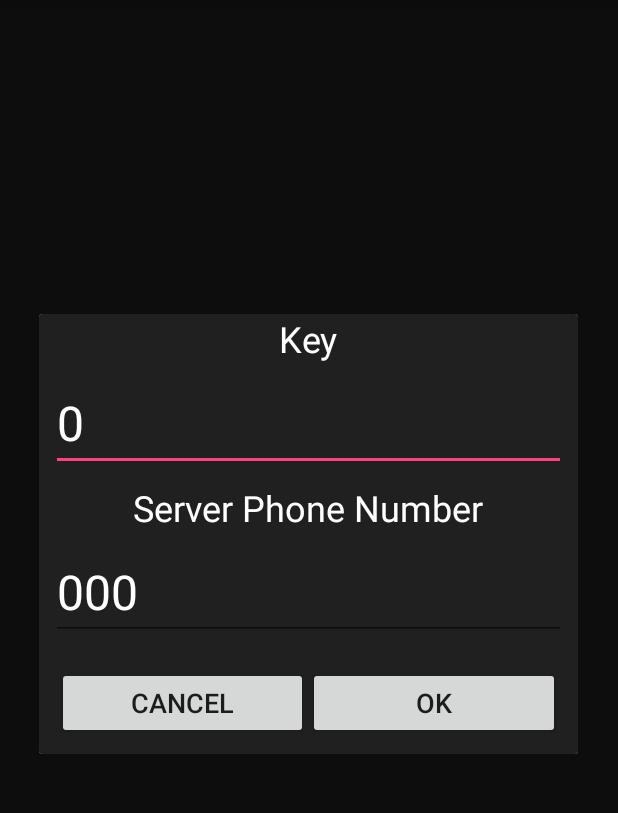
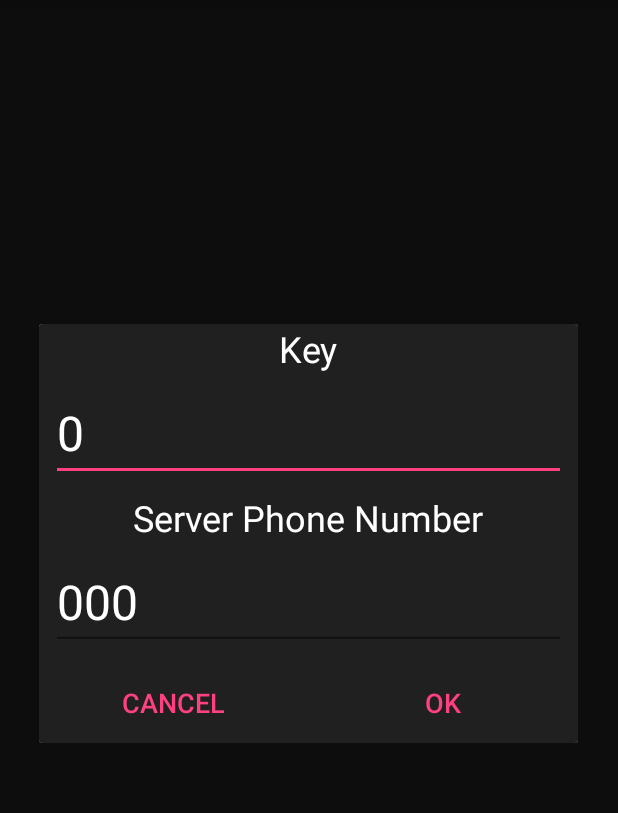
Before and after one commit to stock17/AlarmButton, an Android app: the screen it shows after launch (MainActivity), in the options menu, after a tap on "Settings", on a phone screen of 412 x 824 dp, the part 84-897 px from its top. Run offline under Robolectric (Android 15) with nearby library versions, the phone set to English and light mode, and no system bars; our stand-ins replace ButterKnife.

Commit message:
alpha 0.1

```diff
--- a/app/src/main/java/com/yurima/alarmbutton/Caller.java
+++ b/app/src/main/java/com/yurima/alarmbutton/Caller.java
@@ -30,9 +30,5 @@ public class Caller {
         context.startActivity(phoneIntent);
     }
 
-    public void smsAlarm () {
-
-    }
-
 
 }
--- a/app/src/main/res/layout/dialog_menu.xml
+++ b/app/src/main/res/layout/dialog_menu.xml
@@ -47,7 +47,7 @@
         android:layout_width="match_parent"
         android:layout_height="wrap_content"
         android:orientation="horizontal"
-        style="?android:attr/buttonBarButtonStyle"
+
         >
 
         <Button
@@ -57,6 +57,7 @@
             android:layout_weight="1"
             android:textSize="18sp"
             android:text="@string/cancel"
+            style="?android:attr/buttonBarButtonStyle"
             />
 
         <Button
@@ -66,6 +67,7 @@
             android:layout_weight="1"
             android:textSize="18sp"
             android:text="@string/ok"
+            style="?android:attr/buttonBarButtonStyle"
             />
 
     </LinearLayout>
```
